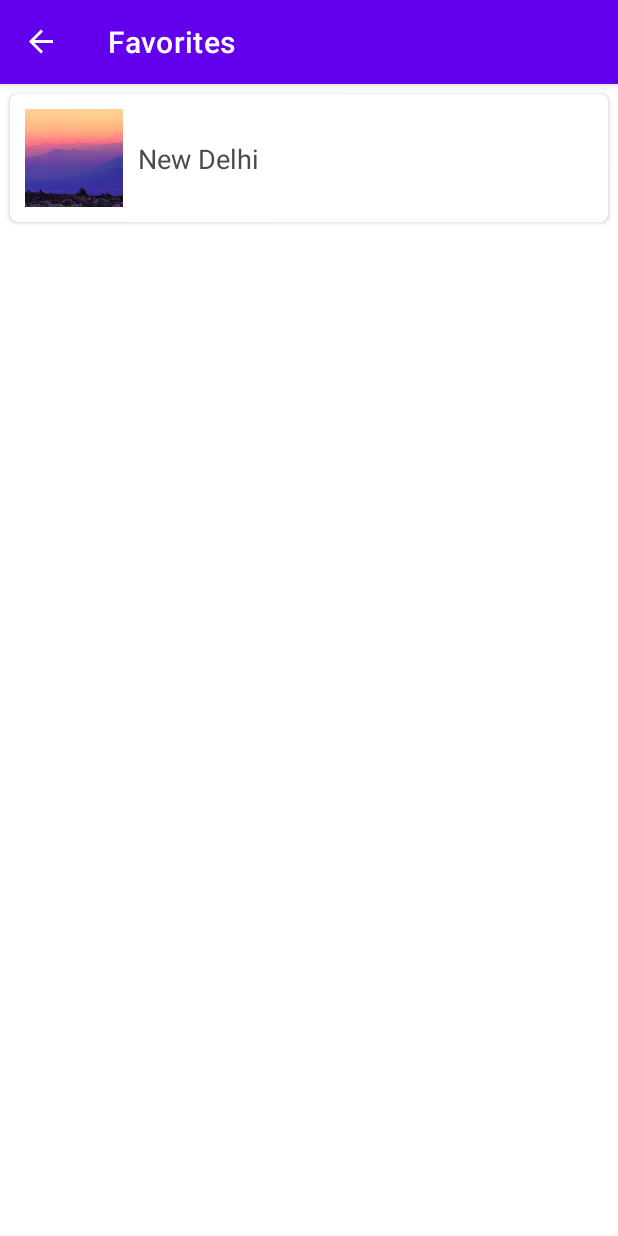
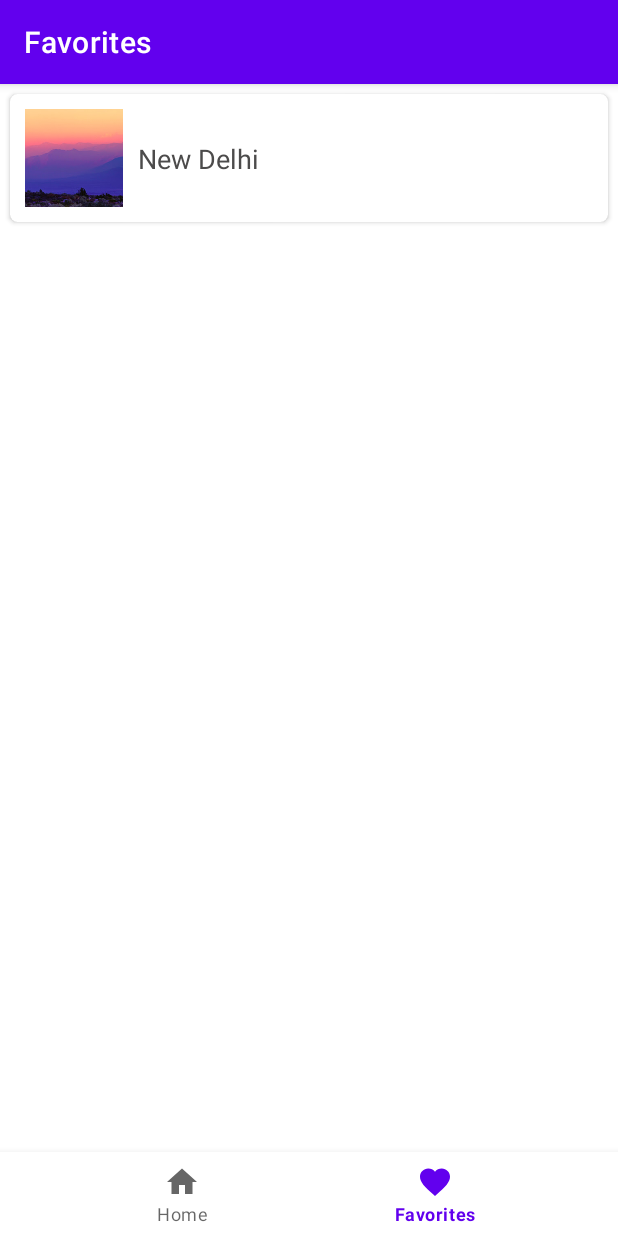
Before and after one commit to OmarLkhalil/GloboTour, an Android app: the FavoriteFragment screen opened through its navigation route, on a phone screen of 412 x 824 dp. Run offline under Robolectric (Android 15) with nearby library versions, the phone set to English and light mode, and no system bars; our stand-ins replace navigation-ui.

Commit message:
Added bottomnavigation instead of navigation drawer Added swap and drag and Snackbar on favorite Screen

```diff
--- a/app/src/main/java/com/omar/globotour/MainActivity.kt
+++ b/app/src/main/java/com/omar/globotour/MainActivity.kt
@@ -8,46 +8,35 @@ import androidx.navigation.fragment.NavHostFragment
 import androidx.navigation.ui.AppBarConfiguration
 import androidx.navigation.ui.setupWithNavController
 import com.google.android.material.appbar.MaterialToolbar
+import com.google.android.material.bottomnavigation.BottomNavigationView
 import com.google.android.material.navigation.NavigationView
 
 class MainActivity : AppCompatActivity() {
 
-    private lateinit var toolbar           : MaterialToolbar
-    private lateinit var navController     : NavController
-    private lateinit var navigationView    : NavigationView
-    private lateinit var drawerLayout      : DrawerLayout
+    private lateinit var toolbar        : MaterialToolbar
+    private lateinit var navController  : NavController
+    private lateinit var bottomNavView  : BottomNavigationView
 
     override fun onCreate(savedInstanceState: Bundle?) {
         super.onCreate(savedInstanceState)
         setContentView(R.layout.activity_main)
 
-
-        // Initialize the views
-        toolbar        = findViewById(R.id.activity_main_toolbar)
-        navigationView = findViewById(R.id.nav_view)
-        drawerLayout   = findViewById(R.id.drawer_layout)
+        // Initialize Views
+        toolbar         = findViewById(R.id.activity_main_toolbar)
+        bottomNavView   = findViewById(R.id.bottom_nav_view)
 
         // Get NavHostFragment and NavController
-        val navHosFrage = supportFragmentManager.findFragmentById(R.id.nav_host_frag) as NavHostFragment
-        navController   = navHosFrage.navController
+        val navHostFrag = supportFragmentManager.findFragmentById(R.id.nav_host_frag) as NavHostFragment
+        navController   = navHostFrag.navController
 
-        // Define AppBarConfiguration: Connect DrawerLayout with Navigation Component
-        val appBarConfiguration = AppBarConfiguration(navController.graph, drawerLayout)
+        // Define AppBarConfiguration
+        val topLevelDestinations = setOf(R.id.fragmentCityList, R.id.fragmentFavoriteList)
+        val appBarConfiguration = AppBarConfiguration(topLevelDestinations)
 
         // Connect Toolbar with NavController
         toolbar.setupWithNavController(navController, appBarConfiguration)
 
-        // Connect NavigationView with NavController
-        navigationView.setupWithNavController(navController)
-
+        // Connect BottomNavigationView with NavController
+        bottomNavView.setupWithNavController(navController)
     }
-
-    override fun onBackPressed() {
-        if(drawerLayout.isOpen){
-            drawerLayout.close()
-    }
-        else{
-            super.onBackPressed()
-        }
-    }
-        }
+}
--- a/app/src/main/java/com/omar/globotour/favorite/FavoriteFragment.kt
+++ b/app/src/main/java/com/omar/globotour/favorite/FavoriteFragment.kt
@@ -1,18 +1,29 @@
 package com.omar.globotour.favorite
 
 import android.os.Bundle
+import android.text.BoringLayout.make
 import android.view.LayoutInflater
 import android.view.View
 import android.view.ViewGroup
 import androidx.fragment.app.Fragment
+import androidx.recyclerview.widget.ItemTouchHelper
 import androidx.recyclerview.widget.LinearLayoutManager
 import androidx.recyclerview.widget.RecyclerView
+import androidx.recyclerview.widget.SnapHelper
+import com.google.android.material.snackbar.Snackbar
 import com.omar.globotour.R
 import com.omar.globotour.city.City
 import com.omar.globotour.city.VacationSpots
+import com.omar.globotour.city.VacationSpots.favoriteCityList
+import java.util.*
+import kotlin.collections.ArrayList
 
 
 class FavoriteFragment : Fragment() {
+
+    private lateinit var favoriteCityList   : ArrayList<City>
+    private lateinit var favoriteAdapter    : FavoriteAdapter
+    private lateinit var recyclerView       : RecyclerView
 
     override fun onCreateView(inflater: LayoutInflater, container: ViewGroup?, savedInstanceState: Bundle?): View? {
 
@@ -27,15 +38,70 @@ class FavoriteFragment : Fragment() {
 
         val context = requireContext()
 
-        val favoriteCityList = VacationSpots.favoriteCityList as ArrayList<City>
-        val favoriteAdapter = FavoriteAdapter(context, favoriteCityList)
+        favoriteCityList = VacationSpots.favoriteCityList as ArrayList<City>
+        favoriteAdapter = FavoriteAdapter(context, favoriteCityList)
 
-        val recyclerView = view.findViewById<RecyclerView>(R.id.favourite_recycler_view)
+        recyclerView = view.findViewById(R.id.favourite_recycler_view)
         recyclerView.adapter = favoriteAdapter
         recyclerView.setHasFixedSize(true)
 
         val layoutManager = LinearLayoutManager(context)
         layoutManager.orientation = RecyclerView.VERTICAL
         recyclerView.layoutManager = layoutManager
+
+        itemTouchHelper.attachToRecyclerView(recyclerView)
     }
+
+    private val itemTouchHelper = ItemTouchHelper(object : ItemTouchHelper.SimpleCallback(
+        ItemTouchHelper.UP or ItemTouchHelper.DOWN, ItemTouchHelper.LEFT or ItemTouchHelper.RIGHT) {
+
+        override fun onMove(recyclerView: RecyclerView, viewHolder: RecyclerView.ViewHolder, target: RecyclerView.ViewHolder): Boolean {
+//            when item is dragged
+            val fromPosition = viewHolder.adapterPosition
+            val toPosition = target.adapterPosition
+
+            Collections.swap(favoriteCityList, fromPosition, toPosition)
+
+            recyclerView.adapter?.notifyItemMoved(fromPosition, toPosition)
+
+            return true
+        }
+
+        override fun onSwiped(viewHolder: RecyclerView.ViewHolder, direction: Int) {
+            //called when item is swiped.
+            val position = viewHolder.adapterPosition
+            val deleteCity: City = favoriteCityList[position]
+
+            deleteItem(position)
+            updateCityList(deleteCity, false)
+
+            Snackbar.make(recyclerView, "Deleted", Snackbar.LENGTH_LONG)
+                .setAction("Undo") {
+                    undoDelete(position, deleteCity)
+                    updateCityList(deleteCity, true)
+                }.show()
+                }
+        })
+
+
+
+
+    private fun deleteItem(position : Int){
+        favoriteCityList.removeAt(position)
+        favoriteAdapter.notifyItemRemoved(position)
+        favoriteAdapter.notifyItemRangeChanged(position, favoriteCityList.size)
+    }
+
+    private fun undoDelete(position: Int, deleteCity: City){
+        favoriteCityList.add(position, deleteCity)
+        favoriteAdapter.notifyItemInserted(position)
+        favoriteAdapter.notifyItemRangeChanged( position, favoriteCityList.size)
+    }
+
+    private fun updateCityList(deleteCity: City, isFavorite: Boolean){
+        val cityList    = VacationSpots.cityList!!
+        val position    = cityList.indexOf(deleteCity)
+        cityList[position].isFavorite = isFavorite
+    }
+
 }
--- a/app/src/main/res/layout/activity_main.xml
+++ b/app/src/main/res/layout/activity_main.xml
@@ -1,15 +1,18 @@
 <?xml version="1.0" encoding="utf-8"?>
-<androidx.drawerlayout.widget.DrawerLayout
+<androidx.constraintlayout.widget.ConstraintLayout
     xmlns:android="http://schemas.android.com/apk/res/android"
     xmlns:app="http://schemas.android.com/apk/res-auto"
-    android:id="@+id/drawer_layout"
     android:layout_width="match_parent"
     android:layout_height="match_parent">
 
-    <!-- Main Content (Drawer will slide over this) -->
+    <!-- Main Content -->
     <androidx.coordinatorlayout.widget.CoordinatorLayout
         android:layout_width="match_parent"
-        android:layout_height="match_parent"
+        android:layout_height="0dp"
+        app:layout_constraintBottom_toTopOf="@+id/bottom_nav_view"
+        app:layout_constraintEnd_toEndOf="parent"
+        app:layout_constraintStart_toStartOf="parent"
+        app:layout_constraintTop_toTopOf="parent"
         android:fitsSystemWindows="true">
 
         <com.google.android.material.appbar.AppBarLayout
@@ -39,12 +42,13 @@
 
     </androidx.coordinatorlayout.widget.CoordinatorLayout>
 
-    <com.google.android.material.navigation.NavigationView
-        android:id="@+id/nav_view"
+    <com.google.android.material.bottomnavigation.BottomNavigationView
+        android:id="@+id/bottom_nav_view"
         android:layout_width="match_parent"
-        android:layout_height="match_parent"
-        android:layout_gravity="start"
-        app:headerLayout="@layout/nav_header"
-        app:menu="@menu/activity_main_drawer_items"/>
+        android:layout_height="wrap_content"
+        app:layout_constraintBottom_toBottomOf="parent"
+        app:layout_constraintEnd_toEndOf="parent"
+        app:layout_constraintStart_toStartOf="parent"
+        app:menu="@menu/activity_main_drawer_items" />
 
-</androidx.drawerlayout.widget.DrawerLayout>
+</androidx.constraintlayout.widget.ConstraintLayout>
```
